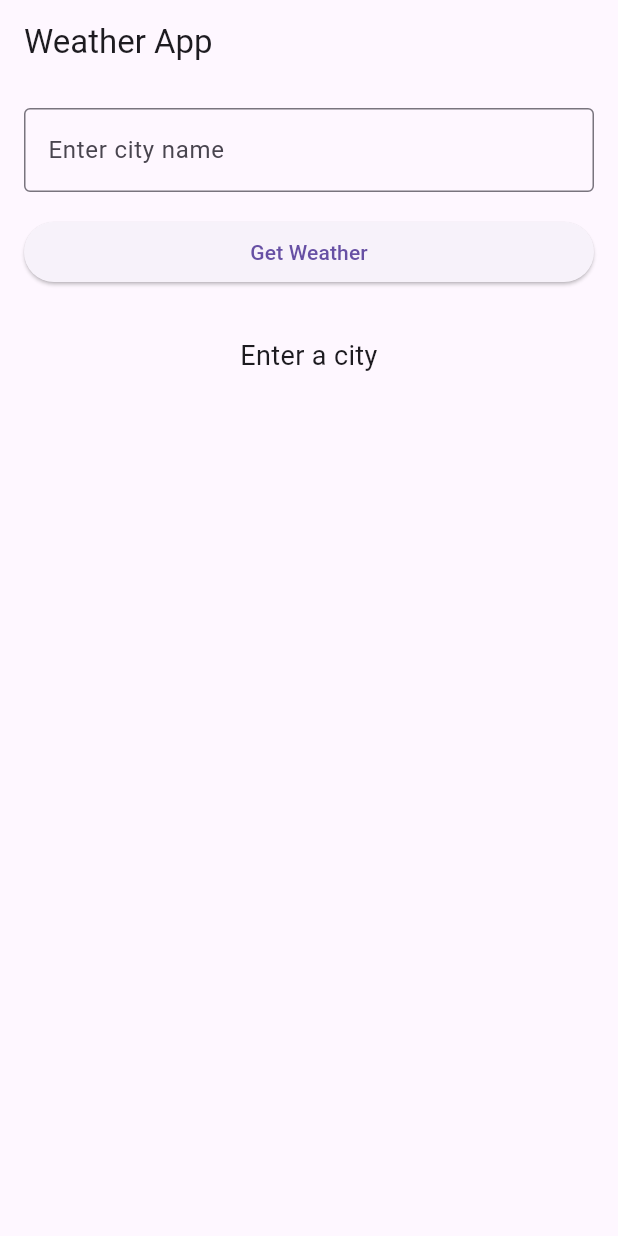
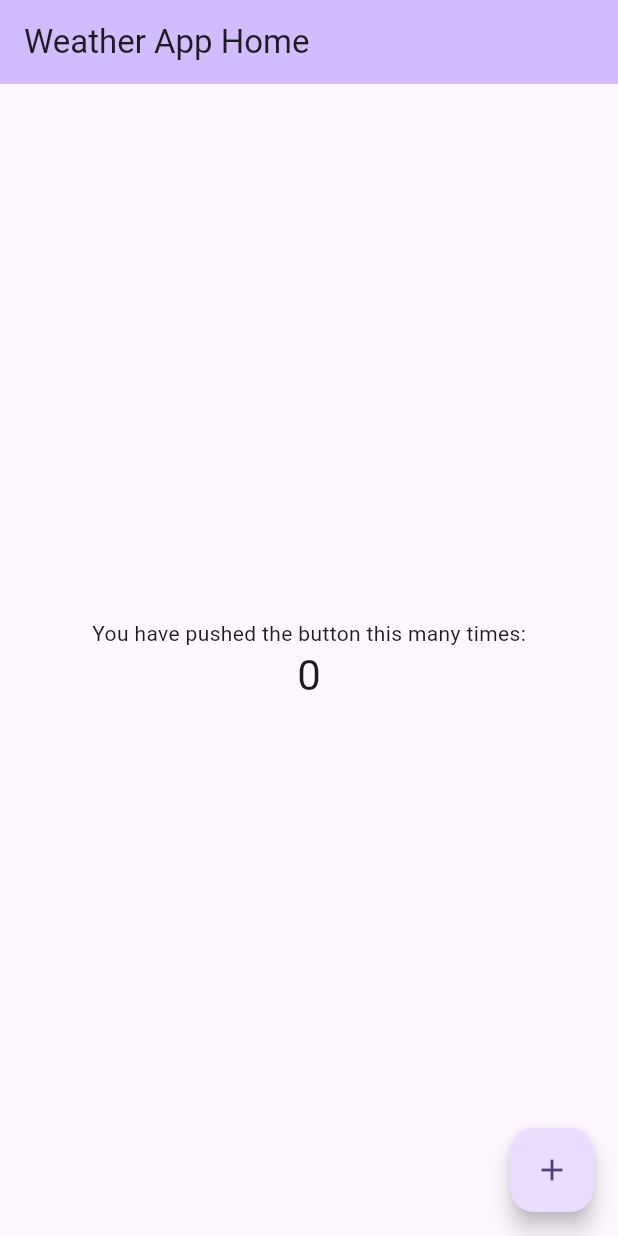
Before and after one commit to FreelanceFrameworks/Weather, a Flutter app: the screen it shows after launch, on a phone screen of 412 x 824 dp. Run offline on Flutter 3.47's test engine with Material 3 defaults, Android fonts, the phone set to English and light mode, and no system bars; our stand-ins replace flutter_dotenv.

```diff
--- a/Weather/weather_app/lib/main.dart
+++ b/Weather/weather_app/lib/main.dart
@@ -1,19 +1,68 @@
 import 'package:flutter/material.dart';
-import 'screens/weather_home.dart';
+import 'package:flutter_dotenv/flutter_dotenv.dart';
 
-void main() {
-  runApp(const WeatherApp());
+Future<void> main() async {
+  WidgetsFlutterBinding.ensureInitialized();
+  await dotenv.load(fileName: ".env"); // ✅ Load .env before runApp
+  runApp(const MyApp());
 }
 
-class WeatherApp extends StatelessWidget {
-  const WeatherApp({super.key});
+class MyApp extends StatelessWidget {
+  const MyApp({super.key});
 
   @override
   Widget build(BuildContext context) {
     return MaterialApp(
       title: 'Weather App',
-      theme: ThemeData(primarySwatch: Colors.blue),
-      home: const WeatherHomePage(),
+      theme: ThemeData(
+        colorScheme: ColorScheme.fromSeed(seedColor: Colors.deepPurple),
+      ),
+      home: const MyHomePage(title: 'Weather App Home'),
     );
   }
 }
+
+class MyHomePage extends StatefulWidget {
+  const MyHomePage({super.key, required this.title});
+  final String title;
+
+  @override
+  State<MyHomePage> createState() => _MyHomePageState();
+}
+
+class _MyHomePageState extends State<MyHomePage> {
+  int _counter = 0;
+
+  void _incrementCounter() {
+    setState(() {
+      _counter++;
+    });
+  }
+
+  @override
+  Widget build(BuildContext context) {
+    return Scaffold(
+      appBar: AppBar(
+        backgroundColor: Theme.of(context).colorScheme.inversePrimary,
+        title: Text(widget.title),
+      ),
+      body: Center(
+        child: Column(
+          mainAxisAlignment: MainAxisAlignment.center,
+          children: <Widget>[
+            const Text('You have pushed the button this many times:'),
+            Text(
+              '$_counter',
+              style: Theme.of(context).textTheme.headlineMedium,
+            ),
+          ],
+        ),
+      ),
+      floatingActionButton: FloatingActionButton(
+        onPressed: _incrementCounter,
+        tooltip: 'Increment',
+        child: const Icon(Icons.add),
+      ),
+    );
+  }
+}
--- a/Weather/weather_app/lib/services/weather_api.dart
+++ b/Weather/weather_app/lib/services/weather_api.dart
@@ -1,7 +1,7 @@
 import 'dart:convert';
 import 'package:http/http.dart' as http;
 import '../models/weather_model.dart';
-import "../utils/constraints.dart";
+import '../utils/constraints.dart';
 
 class WeatherAPI {
   static Future<WeatherModel> fetchWeather(String city) async {
```
Also changed, not shown: Weather/weather_app/pubspec.yaml (+17 -1 lines), Weather/weather_app/pubspec.lock, 1 other file.
